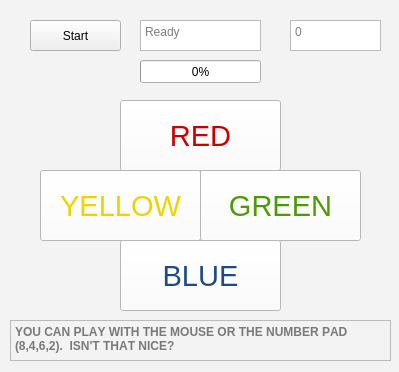
GotRiceTom/Simon_Game, file simon.ui: the form before one commit.
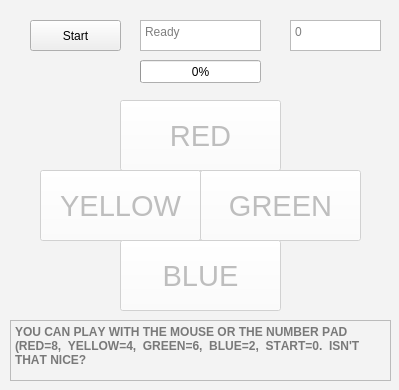
The form after the commit.

```diff
--- a/simon.ui
+++ b/simon.ui
@@ -7,7 +7,7 @@
     <x>0</x>
     <y>0</y>
     <width>399</width>
-    <height>372</height>
+    <height>390</height>
    </rect>
   </property>
   <property name="palette">
@@ -79,7 +79,7 @@
   </property>
   <widget class="QPushButton" name="redButton">
    <property name="enabled">
-    <bool>true</bool>
+    <bool>false</bool>
    </property>
    <property name="geometry">
     <rect>
@@ -227,7 +227,7 @@
   </widget>
   <widget class="QPushButton" name="greenButton">
    <property name="enabled">
-    <bool>true</bool>
+    <bool>false</bool>
    </property>
    <property name="geometry">
     <rect>
@@ -405,7 +405,7 @@
   </widget>
   <widget class="QPushButton" name="yellowButton">
    <property name="enabled">
-    <bool>true</bool>
+    <bool>false</bool>
    </property>
    <property name="geometry">
     <rect>
@@ -634,7 +634,7 @@
   </widget>
   <widget class="QPushButton" name="blueButton">
    <property name="enabled">
-    <bool>true</bool>
+    <bool>false</bool>
    </property>
    <property name="geometry">
     <rect>
@@ -808,7 +808,7 @@
      <x>10</x>
      <y>320</y>
      <width>381</width>
-     <height>41</height>
+     <height>61</height>
     </rect>
    </property>
    <property name="palette">
@@ -883,7 +883,7 @@
     </font>
    </property>
    <property name="placeholderText">
-    <string>YOU CAN PLAY WITH THE MOUSE OR THE NUMBER PAD (8,4,6,2).  ISN'T THAT NICE?</string>
+    <string>YOU CAN PLAY WITH THE MOUSE OR THE NUMBER PAD (RED=8,  YELLOW=4,  GREEN=6,  BLUE=2,  START=0.  ISN'T THAT NICE?</string>
    </property>
   </widget>
   <widget class="QTextEdit" name="GameStateBox">
```
